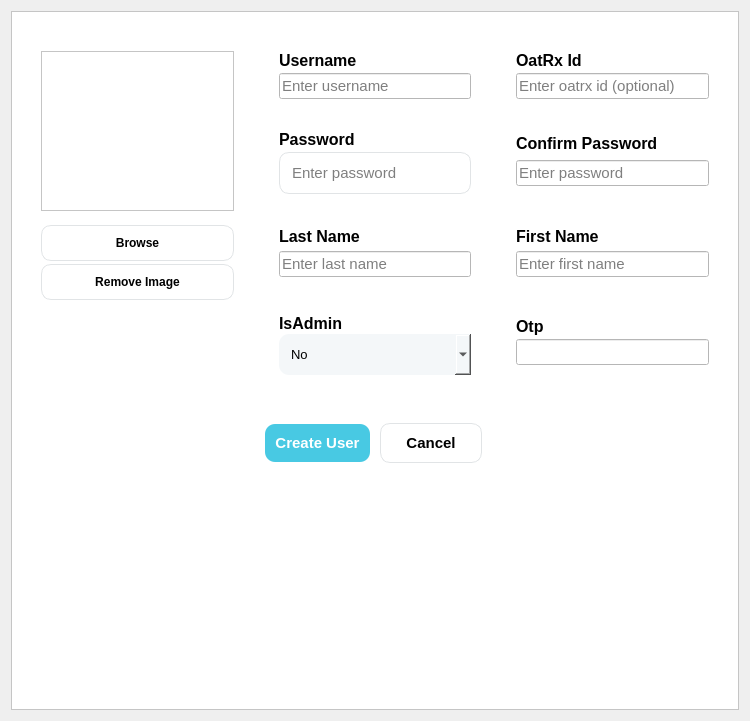
Old version of the form uiFiles/addUser.ui in the repository Rex-Honey/medidozeNoDb.
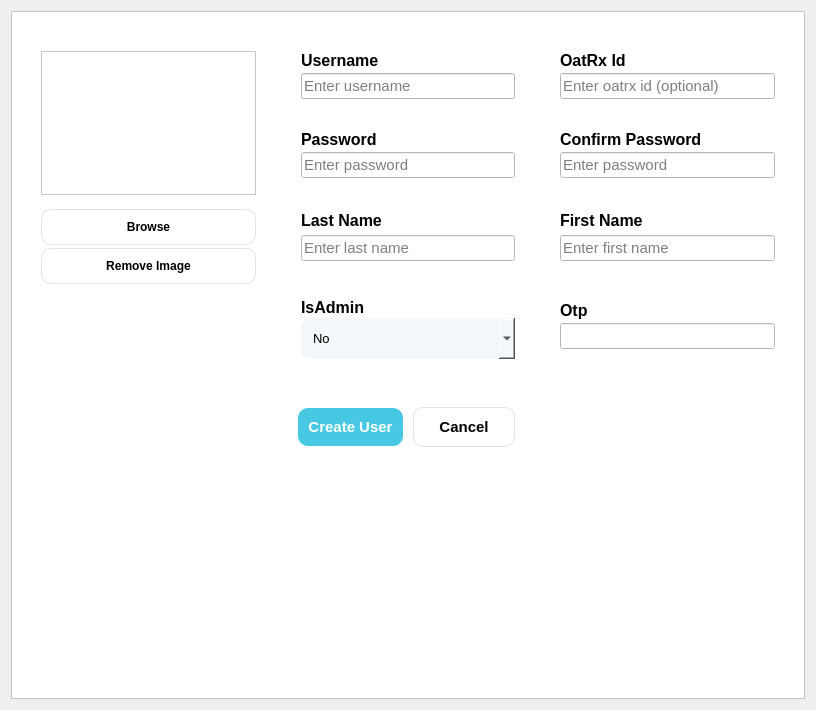
New version of the form. Icons and pictures are not drawn.

Commit message:
Enhance user management and UI functionality
- Updated AddUserWindow to include userData for enhanced user context during user creation.
- Implemented image loading and validation features in AddUserWindow.
- Refactored multiple window classes (CalibrationWindow, DashboardWindow, etc.) to accept userData for improved user experience.
- Introduced new utility functions for widget management and state handling in common.py.
- Enhanced UI elements for better user interaction and feedback across various windows.

What changed in the file:
```diff
--- a/uiFiles/addUser.ui
+++ b/uiFiles/addUser.ui
@@ -6,8 +6,8 @@
    <rect>
     <x>0</x>
     <y>0</y>
-    <width>750</width>
-    <height>721</height>
+    <width>816</width>
+    <height>710</height>
    </rect>
   </property>
   <property name="windowTitle">
@@ -445,12 +445,6 @@
               <pointsize>11</pointsize>
              </font>
             </property>
-            <property name="styleSheet">
-             <string notr="true">border-radius:10%;
-padding:10px;
-border:1px solid #e1e4e6;
-font-size:11pt</string>
-            </property>
             <property name="text">
              <string/>
             </property>
```
Left out of the diff: 10 changed lines with no effect on the pictures. The commit also changes 15 other files.
